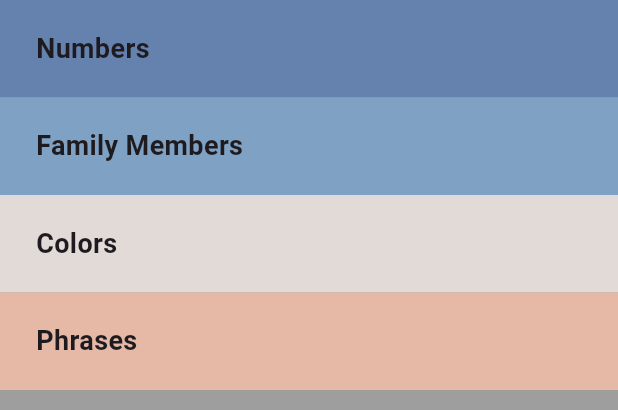
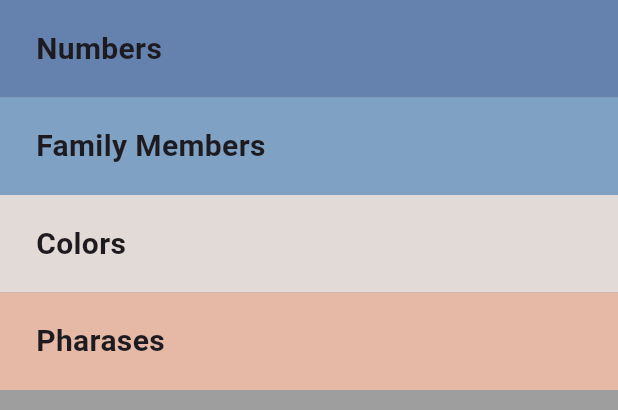
Before and after one commit to alpha9898/Tocu_app, a Flutter app: the screen it shows after launch, on a phone screen of 412 x 824 dp, the part 84-494 px from its top. Run offline on Flutter 3.47's test engine with Material 3 defaults, Android fonts, the phone set to English and light mode, and no system bars.

Commit message:
number page nav and ui

```diff
--- /dev/null
+++ b/lib/components/category_item.dart
@@ -0,0 +1,28 @@
+import 'package:flutter/material.dart';
+
+class Category extends StatelessWidget {
+  Category({this.color, this.text, this.onTap});
+  String? text;
+  Color? color;
+  Function()? onTap;
+  @override
+  Widget build(BuildContext context) {
+    return GestureDetector(
+      onTap: onTap,
+      child: Container(
+        padding: EdgeInsets.only(left: 24),
+        alignment: Alignment.centerLeft,
+        color: color,
+        height: 65,
+        width: double.infinity,
+        child: Text(
+          text!,
+          style: TextStyle(
+            fontSize: 20,
+            fontWeight: FontWeight.bold,
+          ),
+        ),
+      ),
+    );
+  }
+}
--- a/lib/main.dart
+++ b/lib/main.dart
@@ -1,4 +1,5 @@
 import 'package:flutter/material.dart';
+import 'package:tocu/screens/home_page.dart';
 
 void main() {
   runApp(const TocuApp());
@@ -11,67 +12,7 @@
   Widget build(BuildContext context) {
     return MaterialApp(
       debugShowCheckedModeBanner: false,
-      home: Scaffold(
-        backgroundColor: Colors.grey,
-        appBar: AppBar(
-          backgroundColor: Color(0xff7FA1C3),
-          title: Text('Tocu'),
-        ),
-        body: Column(
-          children: [
-            Container(
-              padding: EdgeInsets.only(left: 24),
-              alignment: Alignment.centerLeft,
-              color: Color(0xff6482AD),
-              height: 65,
-              width: double.infinity,
-              child: Text('Numbers', style: TextStyle(
-                fontSize: 18,
-                fontWeight: FontWeight.bold,
-                ),
-              ),
-            ),
-            Container(
-              padding: EdgeInsets.only(left: 24),
-              alignment: Alignment.centerLeft,
-              color: Color(0xff7FA1C3),
-              height: 65,
-              width: double.infinity,
-              child: Text('Family Members', style: TextStyle(
-                fontSize: 18,
-                fontWeight: FontWeight.bold,
-              ),
-              ),
-
-            ),
-            Container(
-              padding: EdgeInsets.only(left: 24),
-              alignment: Alignment.centerLeft,
-              color: Color(0xffE2DAD6),
-              height: 65,
-              width: double.infinity,
-              child: Text('Colors', style: TextStyle(
-                fontSize: 18,
-                fontWeight: FontWeight.bold,
-              ),
-              ),
-
-            ),
-            Container(
-              padding: EdgeInsets.only(left: 24),
-              alignment: Alignment.centerLeft,
-              color: Color(0xffE6B9A6),
-              height: 65,
-              width: double.infinity,
-              child: Text('Phrases', style: TextStyle(
-                fontSize: 18,
-                fontWeight: FontWeight.bold,
-              ),
-              ),
-            ),
-          ],
-        ),
-      ),
+      home: HomePage(),
     );
   }
 }
--- /dev/null
+++ b/lib/screens/home_page.dart
@@ -0,0 +1,52 @@
+import 'package:flutter/material.dart';
+import '../components/category_item.dart';
+import 'numbers_page.dart';
+
+class HomePage extends StatelessWidget {
+  const HomePage({super.key});
+
+  @override
+  Widget build(BuildContext context) {
+    return Scaffold(
+      backgroundColor: Colors.grey,
+      appBar: AppBar(
+        backgroundColor: Color(0xff7FA1C3),
+        title: Text('Tocu'),
+      ),
+      body: Column(
+        children: [
+          Category(
+            onTap: (){
+              Navigator.push(context,
+                  MaterialPageRoute(builder: (BuildContext){
+                return NumbersPage();
+              }));
+            },
+            text: 'Numbers',
+            color: Color(0xff6482AD),
+          ),
+          Category(
+            text: 'Family Members',
+            color: Color(0xff7FA1C3),
+          ),
+          Category(
+            text: 'Colors',
+            color: Color(0xffE2DAD6),
+          ),
+          Category(
+            text: 'Pharases',
+            color: Color(0xffE6B9A6),
+          ),
+        ],
+      ),
+    );
+  }
+}
+
+
+
+
+// Color(0xff6482AD)
+// Color(0xff7FA1C3)
+// Color(0xffE2DAD6)
+// Color(0xffE6B9A6)
```
Also changed, not shown: lib/components/number_item.dart (added, +54 -0 lines), lib/models/number.dart (added, +9 -0 lines), lib/screens/numbers_page.dart (added, +59 -0 lines), pubspec.yaml (+4 -3 lines), 1 other file.
